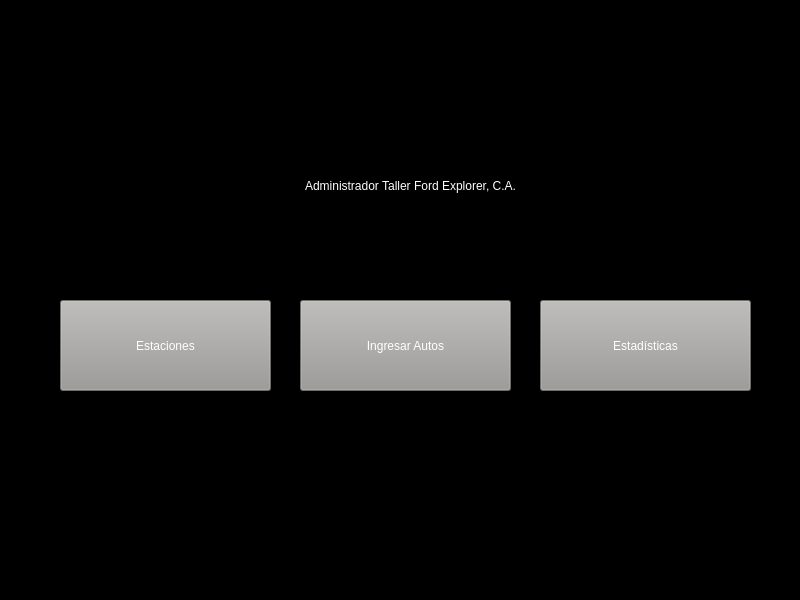
Old version of the form menuprincipal.ui in the repository SebasYnojosa/EXPLORER_UI.
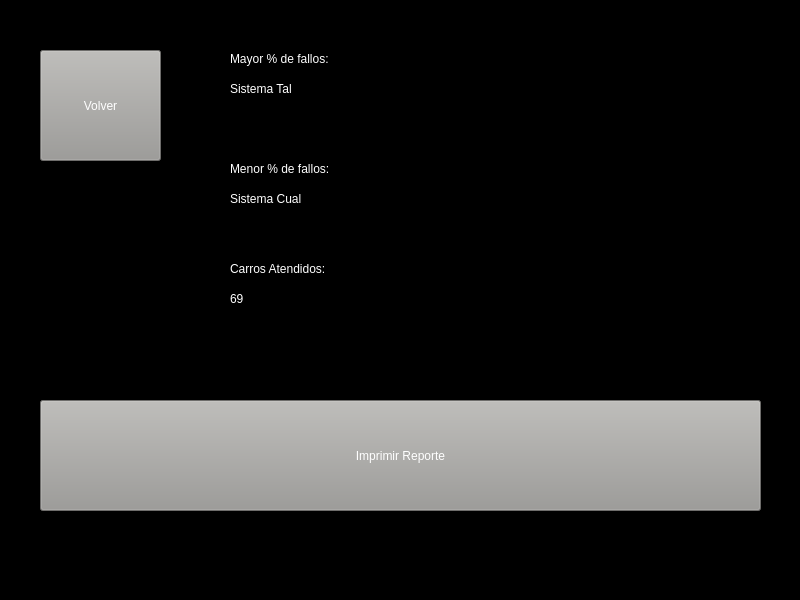
New version of the form. The open tabs and pages were chosen to show the change.

Commit message: Creacion de pagina de estadisticas

```diff
--- a/menuprincipal.ui
+++ b/menuprincipal.ui
@@ -108,6 +108,138 @@
       </property>
      </widget>
     </widget>
+    <widget class="QWidget" name="estadisticas">
+     <widget class="QPushButton" name="botonVolverPrincipal_3">
+      <property name="geometry">
+       <rect>
+        <x>40</x>
+        <y>70</y>
+        <width>121</width>
+        <height>111</height>
+       </rect>
+      </property>
+      <property name="styleSheet">
+       <string notr="true">background-color: rgb(154, 153, 150);
+color: rgb(255, 255, 255);</string>
+      </property>
+      <property name="text">
+       <string>Volver</string>
+      </property>
+     </widget>
+     <widget class="QLabel" name="label_7">
+      <property name="geometry">
+       <rect>
+        <x>230</x>
+        <y>70</y>
+        <width>181</width>
+        <height>17</height>
+       </rect>
+      </property>
+      <property name="styleSheet">
+       <string notr="true">color: rgb(255, 255, 255);</string>
+      </property>
+      <property name="text">
+       <string>Mayor % de fallos:</string>
+      </property>
+     </widget>
+     <widget class="QLabel" name="label_8">
+      <property name="geometry">
+       <rect>
+        <x>230</x>
+        <y>180</y>
+        <width>171</width>
+        <height>17</height>
+       </rect>
+      </property>
+      <property name="styleSheet">
+       <string notr="true">color: rgb(255, 255, 255);</string>
+      </property>
+      <property name="text">
+       <string>Menor % de fallos:</string>
+      </property>
+     </widget>
+     <widget class="QLabel" name="estadMayorPorcentajeFAllos">
+      <property name="geometry">
+       <rect>
+        <x>230</x>
+        <y>100</y>
+        <width>171</width>
+        <height>17</height>
+       </rect>
+      </property>
+      <property name="styleSheet">
+       <string notr="true">color: rgb(255, 255, 255);</string>
+      </property>
+      <property name="text">
+       <string>Sistema Tal</string>
+      </property>
+     </widget>
+     <widget class="QLabel" name="estadMenorPorcentajeFallos">
+      <property name="geometry">
+       <rect>
+        <x>230</x>
+        <y>210</y>
+        <width>171</width>
+        <height>17</height>
+       </rect>
+      </property>
+      <property name="styleSheet">
+       <string notr="true">color: rgb(255, 255, 255);</string>
+      </property>
+      <property name="text">
+       <string>Sistema Cual</string>
+      </property>
+     </widget>
+     <widget class="QLabel" name="label_9">
+      <property name="geometry">
+       <rect>
+        <x>230</x>
+        <y>280</y>
+        <width>171</width>
+        <height>17</height>
+       </rect>
+      </property>
+      <property name="styleSheet">
+       <string notr="true">color: rgb(255, 255, 255);</string>
+      </property>
+      <property name="text">
+       <string>Carros Atendidos:</string>
+      </property>
+     </widget>
+     <widget class="QLabel" name="estadCarrosAtendidos">
+      <property name="geometry">
+       <rect>
+        <x>230</x>
+        <y>310</y>
+        <width>171</width>
+        <height>17</height>
+       </rect>
+      </property>
+      <property name="styleSheet">
+       <string notr="true">color: rgb(255, 255, 255);</string>
+      </property>
+      <property name="text">
+       <string>69</string>
+      </property>
+     </widget>
+     <widget class="QPushButton" name="botonImprimirReporte">
+      <property name="geometry">
+       <rect>
+        <x>40</x>
+        <y>420</y>
+        <width>721</width>
+        <height>111</height>
+       </rect>
+      </property>
+      <property name="styleSheet">
+       <string notr="true">background-color: rgb(154, 153, 150);
+color: rgb(255, 255, 255);</string>
+      </property>
+      <property name="text">
+       <string>Imprimir Reporte</string>
+      </property>
+     </widget>
+    </widget>
     <widget class="QWidget" name="ingresarAutos">
      <widget class="QPushButton" name="botonVolverPrincipal_2">
       <property name="geometry">
```
Left out of the diff: 2 changed lines with no effect on the pictures. The commit also changes 2 other files.
